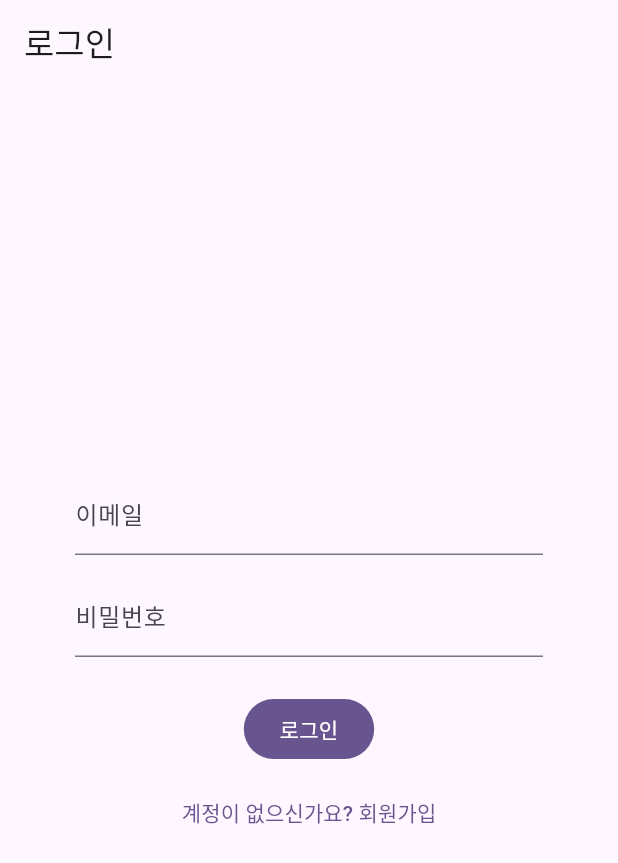
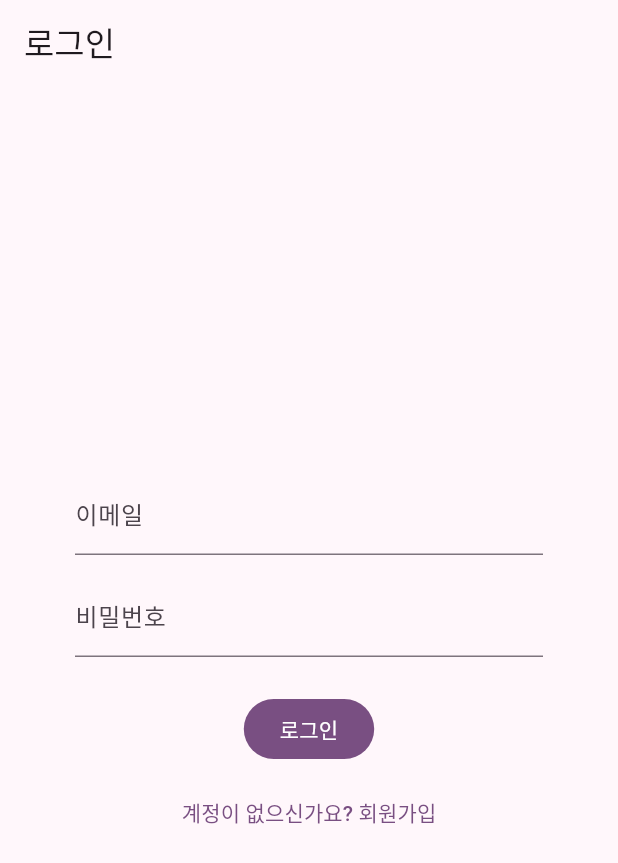
Before and after one commit to css9596/onyu, a Flutter app: the screen it shows after launch, on a phone screen of 412 x 824 dp. Shown: the top 863 px of the screen. Run offline on Flutter 3.47's test engine with Material 3 defaults, Android fonts, the phone set to English and light mode, and no system bars; our stand-ins replace flutter_riverpod, go_router, in_app_purchase, package_info_plus, sentry_flutter, supabase_flutter; accounts and stored records are empty; statements that could not run were skipped.

Commit message:
Unify theme with sunset wordmark icon
- Add lib/core/brand.dart with hex constants from the icon palette
- Material 3 seed: Colors.deepPurple → BrandColors.magenta (#A04CB8)
  matches the wordmark's mid-gradient tone, gives a warmer purple
  across buttons / app bars / surfaces
- Add darkTheme alongside light, with themeMode = system so the app
  follows OS preference automatically
- Chat assistant avatar drops the cream backplate; the icon's own
  gradient now reads on its own at the avatar's circular crop

Co-Authored-By: Claude Opus 4.7 <noreply@anthropic.com>

```diff
--- /dev/null
+++ b/app/lib/core/brand.dart
@@ -0,0 +1,19 @@
+import 'package:flutter/material.dart';
+
+/// Brand colors derived from the sunset wordmark icon.
+/// Source of truth for any place that needs a hardcoded brand hex
+/// outside of Material's `ColorScheme`.
+class BrandColors {
+  const BrandColors._();
+
+  static const peach = Color(0xFFFFC9A8);
+  static const coral = Color(0xFFFF8870);
+  static const magenta = Color(0xFFA04CB8);
+  static const indigo = Color(0xFF3D2A8E);
+  static const inkDark = Color(0xFF1F1340);
+  static const cream = Color(0xFFFAF6F0);
+
+  /// Material 3 seed — the gradient's mid-magenta. Generates the rest
+  /// of the palette via `ColorScheme.fromSeed`.
+  static const seed = magenta;
+}
--- a/app/lib/features/chat/chat_screen.dart
+++ b/app/lib/features/chat/chat_screen.dart
@@ -296,7 +296,6 @@ class _AssistantAvatar extends StatelessWidget {
   Widget build(BuildContext context) {
     return const CircleAvatar(
       radius: 18,
-      backgroundColor: Color(0xFFFAF6F0),
       backgroundImage: AssetImage('assets/branding/avatar.png'),
     );
   }
--- a/app/lib/main.dart
+++ b/app/lib/main.dart
@@ -2,6 +2,7 @@ import 'package:flutter/material.dart';
 import 'package:flutter_riverpod/flutter_riverpod.dart';
 import 'package:sentry_flutter/sentry_flutter.dart';
 
+import 'core/brand.dart';
 import 'core/env.dart';
 import 'core/router.dart';
 import 'data/supabase.dart';
@@ -35,8 +36,16 @@ class OnyuApp extends ConsumerWidget {
     final router = ref.watch(routerProvider);
     return MaterialApp.router(
       title: '온유',
+      themeMode: ThemeMode.system,
       theme: ThemeData(
-        colorScheme: ColorScheme.fromSeed(seedColor: Colors.deepPurple),
+        colorScheme: ColorScheme.fromSeed(seedColor: BrandColors.seed),
+        useMaterial3: true,
+      ),
+      darkTheme: ThemeData(
+        colorScheme: ColorScheme.fromSeed(
+          seedColor: BrandColors.seed,
+          brightness: Brightness.dark,
+        ),
         useMaterial3: true,
       ),
       routerConfig: router,
```
